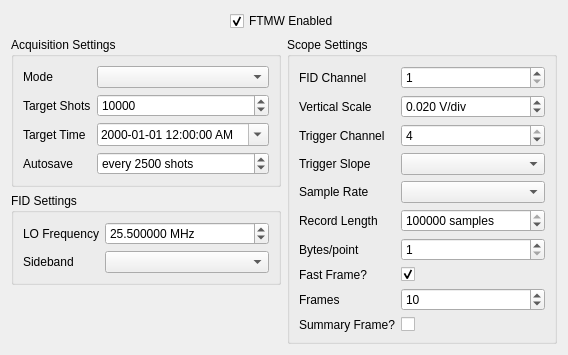
Before: the Qt Designer form ftmwconfigwidget.ui in kncrabtree/blackchirp, drawn with Qt 5.
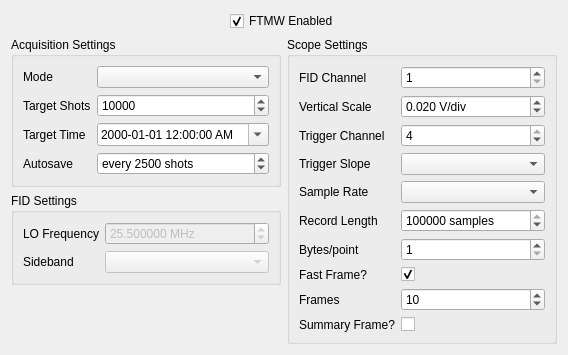
After: the same form once the commit is applied.

Patch:
```diff
--- a/ftmwconfigwidget.ui
+++ b/ftmwconfigwidget.ui
@@ -182,6 +182,9 @@
           </item>
           <item row="0" column="1">
            <widget class="QDoubleSpinBox" name="loFrequencyDoubleSpinBox">
+            <property name="enabled">
+             <bool>false</bool>
+            </property>
             <property name="toolTip">
              <string>Oscillator frequency in downconversion chain.</string>
             </property>
@@ -208,6 +211,9 @@
           </item>
           <item row="1" column="1">
            <widget class="QComboBox" name="sidebandComboBox">
+            <property name="enabled">
+             <bool>false</bool>
+            </property>
             <property name="toolTip">
              <string>Sideband for downconversion chain</string>
             </property>
```
